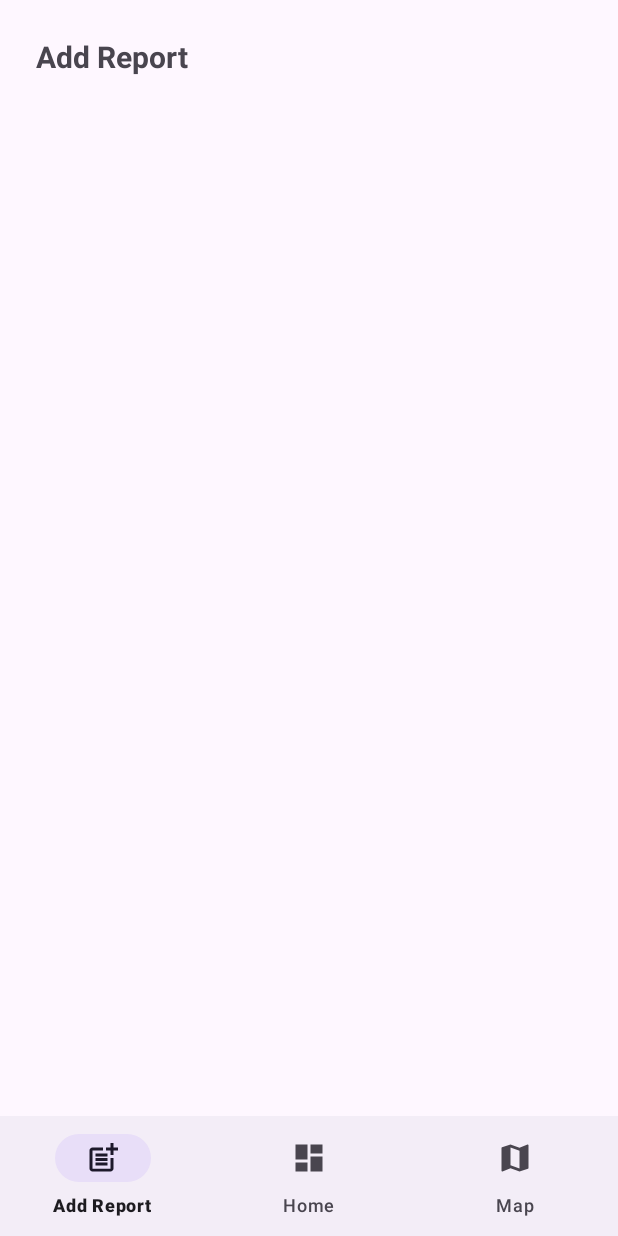
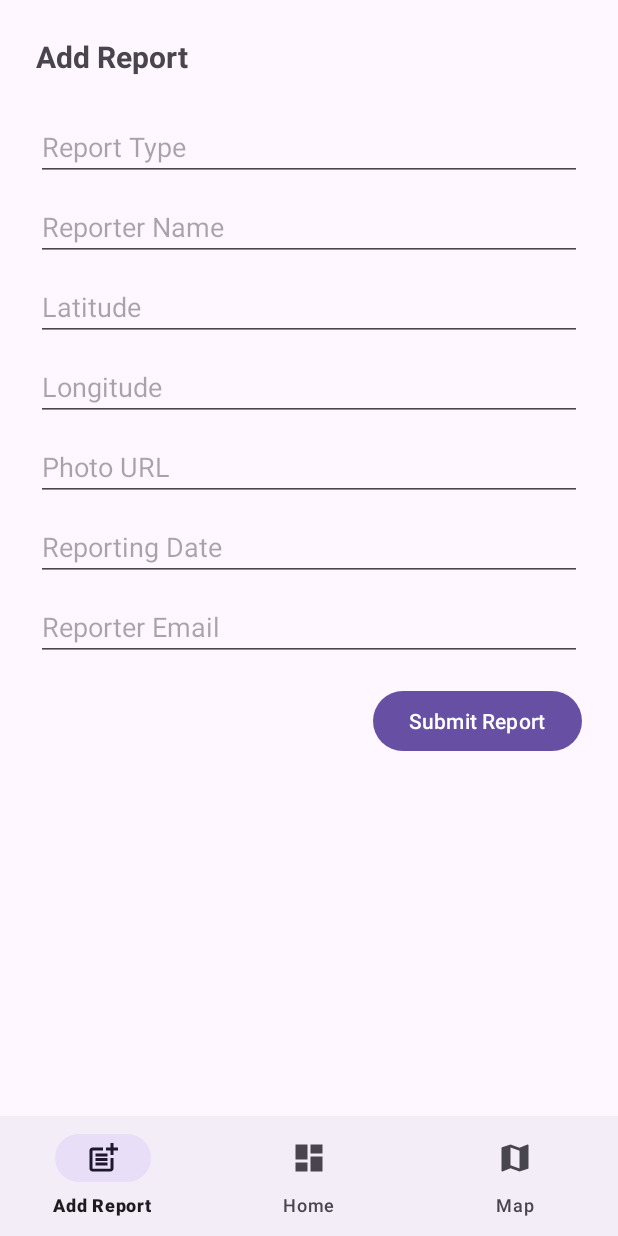
Before and after one commit to adityar22/PAPB2023_1, an Android app: the FormFragment screen opened through its navigation route, on a phone screen of 412 x 824 dp. Run offline under Robolectric (Android 15) with nearby library versions, the phone set to English and light mode, and no system bars; our stand-ins replace navigation-ui.

Commit message:
feat: form fragment ui + room (not completed)

```diff
--- a/app/src/main/java/com/example/simpalaapp/FormFragment.kt
+++ b/app/src/main/java/com/example/simpalaapp/FormFragment.kt
@@ -6,28 +6,13 @@ import androidx.fragment.app.Fragment
 import android.view.LayoutInflater
 import android.view.View
 import android.view.ViewGroup
+import com.google.android.material.bottomnavigation.BottomNavigationView
 
-// TODO: Rename parameter arguments, choose names that match
-// the fragment initialization parameters, e.g. ARG_ITEM_NUMBER
-private const val ARG_PARAM1 = "param1"
-private const val ARG_PARAM2 = "param2"
+class FormFragment : Fragment() {
 
-/**
- * A simple [Fragment] subclass.
- * Use the [FormFragment.newInstance] factory method to
- * create an instance of this fragment.
- */
-class FormFragment : Fragment() {
-    // TODO: Rename and change types of parameters
-    private var param1: String? = null
-    private var param2: String? = null
 
     override fun onCreate(savedInstanceState: Bundle?) {
         super.onCreate(savedInstanceState)
-        arguments?.let {
-            param1 = it.getString(ARG_PARAM1)
-            param2 = it.getString(ARG_PARAM2)
-        }
     }
 
     override fun onCreateView(
@@ -38,23 +23,7 @@ class FormFragment : Fragment() {
         return inflater.inflate(R.layout.fragment_form, container, false)
     }
 
-    companion object {
-        /**
-         * Use this factory method to create a new instance of
-         * this fragment using the provided parameters.
-         *
-         * @param param1 Parameter 1.
-         * @param param2 Parameter 2.
-         * @return A new instance of fragment FormFragment.
-         */
-        // TODO: Rename and change types and number of parameters
-        @JvmStatic
-        fun newInstance(param1: String, param2: String) =
-            FormFragment().apply {
-                arguments = Bundle().apply {
-                    putString(ARG_PARAM1, param1)
-                    putString(ARG_PARAM2, param2)
-                }
-            }
+    fun setupListener() {
+
     }
 }
--- /dev/null
+++ b/app/src/main/java/com/example/simpalaapp/model/ReportDao.kt
@@ -0,0 +1,24 @@
+package com.example.simpalaapp.model
+
+import androidx.room.Dao
+import androidx.room.Delete
+import androidx.room.Insert
+import androidx.room.OnConflictStrategy
+import androidx.room.Update
+import androidx.room.Query
+
+@Dao
+interface ReportDao {
+    @Insert(onConflict = OnConflictStrategy.REPLACE)
+    fun addReport(report: ReportEntity)
+
+    @Update
+    fun updateReport(report: ReportEntity)
+
+    @Delete
+    fun deleteReport(report: ReportEntity)
+
+    @Query("SELECT * from report_table")
+    fun getReports(): List<Report>
+
+}
--- /dev/null
+++ b/app/src/main/java/com/example/simpalaapp/model/ReportDb.kt
@@ -0,0 +1,29 @@
+package com.example.simpalaapp.model
+
+import android.content.Context
+import androidx.room.Database
+import androidx.room.Room
+import androidx.room.RoomDatabase
+
+@Database(entities = [ReportEntity::class], version = 1)
+abstract class ReportDb: RoomDatabase() {
+    abstract fun reportDao(): ReportDao
+
+    companion object {
+        @Volatile private var instance: ReportDb? = null
+        private val LOCK = Any()
+
+        operator fun invoke(ctx: Context) = instance ?: synchronized(LOCK){
+            instance ?: buildDatabase(ctx).also {
+                instance = it
+            }
+        }
+
+        private fun buildDatabase(ctx: Context): ReportDb = Room.databaseBuilder(
+            ctx.applicationContext,
+            ReportDb::class.java,
+            "reports.db"
+        ).build()
+    }
+
+}
--- a/app/src/main/res/layout/fragment_form.xml
+++ b/app/src/main/res/layout/fragment_form.xml
@@ -1,18 +1,95 @@
 <?xml version="1.0" encoding="utf-8"?>
 <FrameLayout xmlns:android="http://schemas.android.com/apk/res/android"
     xmlns:tools="http://schemas.android.com/tools"
+    xmlns:app="http://schemas.android.com/apk/res-auto"
     android:layout_width="match_parent"
     android:layout_height="match_parent"
     android:paddingHorizontal="24dp"
     android:paddingTop="24dp"
     tools:context=".FormFragment">
 
-    <!-- TODO: Update blank fragment layout -->
-    <TextView
+
+
+    <LinearLayout
         android:layout_width="match_parent"
-        android:layout_height="match_parent"
-        android:textSize="20dp"
-        android:textStyle="bold"
-        android:text="@string/form_fragment" />
+        android:layout_height="wrap_content"
+        android:orientation="vertical"
+        app:layout_constraintTop_toBottomOf="@+id/homeTitle"
+        >
+
+        <TextView
+            android:id="@+id/homeTitle"
+            android:layout_width="match_parent"
+            android:layout_height="match_parent"
+            android:text="Add Report"
+            android:textSize="20dp"
+            android:layout_marginBottom="24dp"
+            android:textStyle="bold" />
+
+        <EditText
+            android:id="@+id/editTextReportType"
+            android:layout_width="match_parent"
+            android:layout_height="wrap_content"
+            android:hint="Report Type" />
+
+        <EditText
+            android:id="@+id/editTextReporterName"
+            android:layout_width="match_parent"
+            android:layout_height="wrap_content"
+            android:layout_below="@+id/editTextReportType"
+            android:layout_marginTop="8dp"
+            android:hint="Reporter Name" />
+
+        <EditText
+            android:id="@+id/editTextLatitude"
+            android:layout_width="match_parent"
+            android:layout_height="wrap_content"
+            android:layout_below="@+id/editTextReporterName"
+            android:layout_marginTop="8dp"
+            android:hint="Latitude"
+            android:inputType="numberDecimal" />
+
+        <EditText
+            android:id="@+id/editTextLongitude"
+            android:layout_width="match_parent"
+            android:layout_height="wrap_content"
+            android:layout_below="@+id/editTextLatitude"
+            android:layout_marginTop="8dp"
+            android:hint="Longitude"
+            android:inputType="numberDecimal" />
+
+        <EditText
+            android:id="@+id/editTextPhoto"
+            android:layout_width="match_parent"
+            android:layout_height="wrap_content"
+            android:layout_below="@+id/editTextLongitude"
+            android:layout_marginTop="8dp"
+            android:hint="Photo URL" />
+
+        <EditText
+            android:id="@+id/editTextReportingDate"
+            android:layout_width="match_parent"
+            android:layout_height="wrap_content"
+            android:layout_below="@+id/editTextPhoto"
+            android:layout_marginTop="8dp"
+            android:hint="Reporting Date" />
+
+        <EditText
+            android:id="@+id/editTextReporterEmail"
+            android:layout_width="match_parent"
+            android:layout_height="wrap_content"
+            android:layout_below="@+id/editTextReportingDate"
+            android:layout_marginTop="8dp"
+            android:hint="Reporter Email" />
+
+        <Button
+            android:id="@+id/buttonSubmit"
+            android:layout_width="wrap_content"
+            android:layout_height="wrap_content"
+            android:layout_below="@+id/editTextReporterEmail"
+            android:layout_marginTop="16dp"
+            android:layout_gravity="end"
+            android:text="Submit Report" />
+    </LinearLayout>
 
 </FrameLayout>
```
